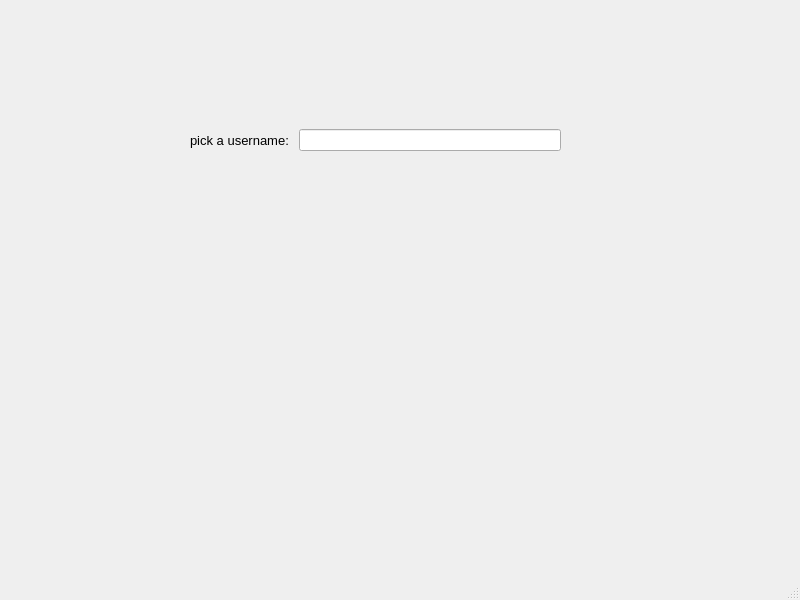
The window that entername2/pick_username.ui (Parsa20231401/FAZE1.0) describes before a commit, drawn with Qt 5.
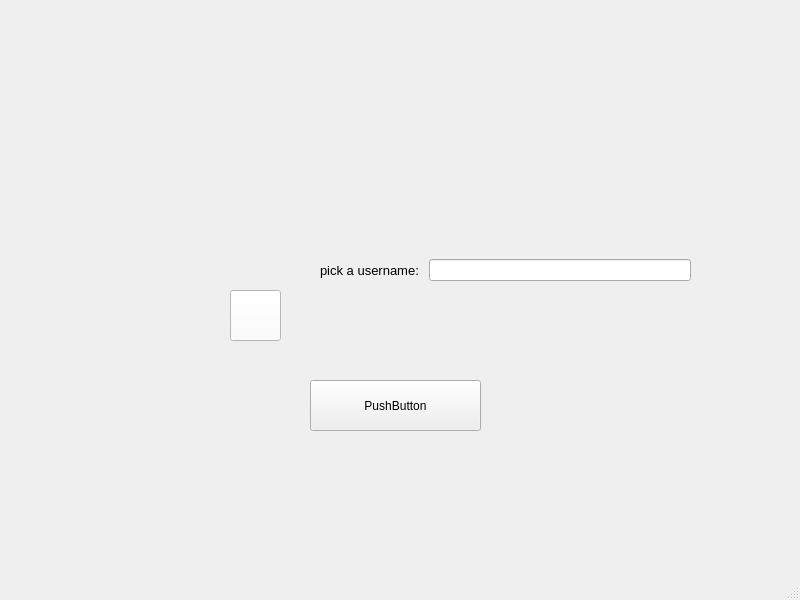
The same window after the commit. Icons and pictures are not drawn.

Commit message: pick username page update

The edit to the form file:
```diff
--- a/entername2/pick_username.ui
+++ b/entername2/pick_username.ui
@@ -17,8 +17,8 @@
    <widget class="QWidget" name="horizontalLayoutWidget">
     <property name="geometry">
      <rect>
-      <x>190</x>
-      <y>70</y>
+      <x>320</x>
+      <y>200</y>
       <width>371</width>
       <height>141</height>
      </rect>
@@ -41,6 +41,55 @@
      </item>
     </layout>
    </widget>
+   <widget class="QPushButton" name="pushButton">
+    <property name="geometry">
+     <rect>
+      <x>310</x>
+      <y>380</y>
+      <width>171</width>
+      <height>51</height>
+     </rect>
+    </property>
+    <property name="text">
+     <string>PushButton</string>
+    </property>
+   </widget>
+   <widget class="QLabel" name="profile">
+    <property name="geometry">
+     <rect>
+      <x>90</x>
+      <y>140</y>
+      <width>191</width>
+      <height>201</height>
+     </rect>
+    </property>
+    <property name="text">
+     <string/>
+    </property>
+    <property name="pixmap">
+     <pixmap resource="userProfile.qrc">:/new/prefix1/mode-portrait.png</pixmap>
+    </property>
+    <property name="scaledContents">
+     <bool>true</bool>
+    </property>
+   </widget>
+   <widget class="QPushButton" name="addProfile">
+    <property name="geometry">
+     <rect>
+      <x>230</x>
+      <y>290</y>
+      <width>51</width>
+      <height>51</height>
+     </rect>
+    </property>
+    <property name="styleSheet">
+     <string notr="true">image: url(:/new/prefix1/square-plus.png);
+background-color: rgb(255, 255, 255);</string>
+    </property>
+    <property name="text">
+     <string/>
+    </property>
+   </widget>
   </widget>
   <widget class="QMenuBar" name="menubar">
    <property name="geometry">
```
Left out of the diff: 4 changed lines with no effect on the pictures. The commit also changes 32 other files.
